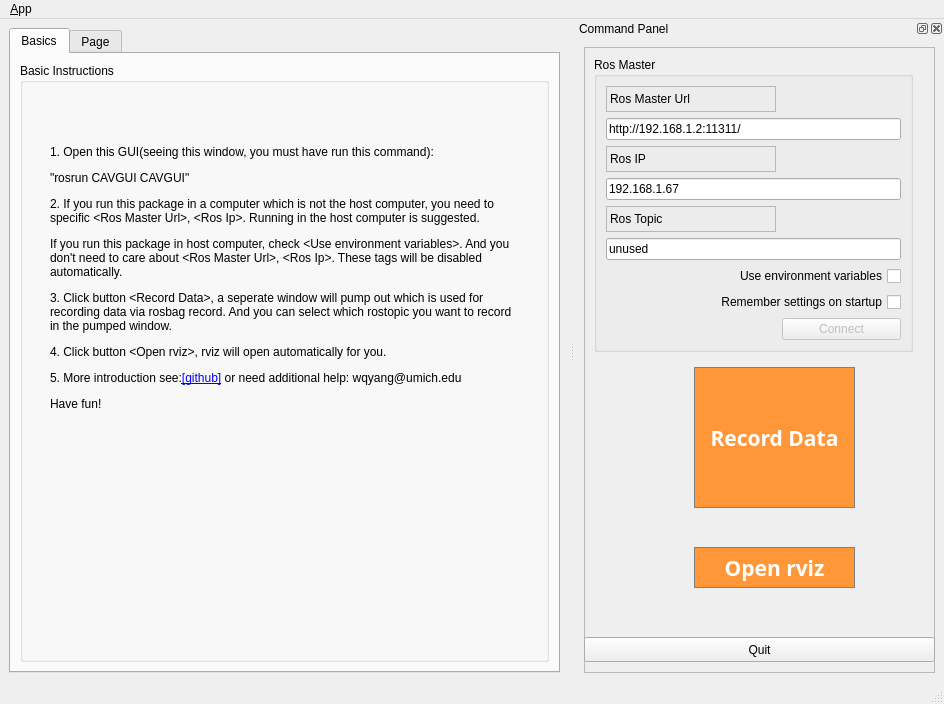
Above: ui/main_window.ui from VinchinYang/GUI_ROS_Plugin_for_Autonomous_Vehicle before the change. Below: the same form after it.
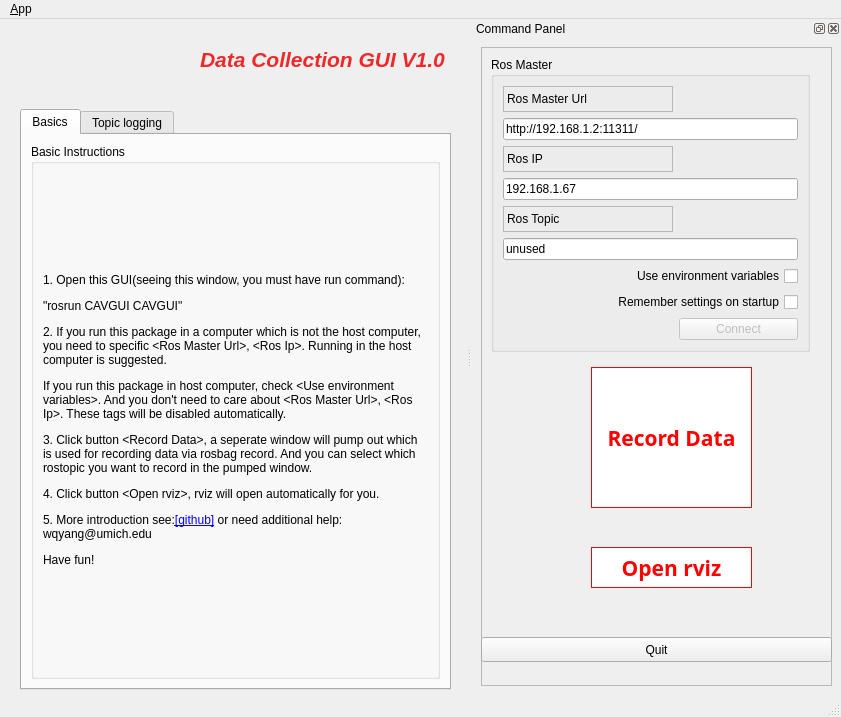
That is the form after the change. Icons and pictures are not drawn.

Patch:
```diff
--- a/ui/main_window.ui
+++ b/ui/main_window.ui
@@ -6,8 +6,8 @@
    <rect>
     <x>0</x>
     <y>0</y>
-    <width>944</width>
-    <height>704</height>
+    <width>841</width>
+    <height>717</height>
    </rect>
   </property>
   <property name="windowTitle">
@@ -21,9 +21,15 @@
    <locale language="English" country="Australia"/>
   </property>
   <widget class="QWidget" name="centralwidget">
-   <layout class="QHBoxLayout">
-    <item>
      <widget class="QTabWidget" name="tab_manager">
+    <property name="geometry">
+     <rect>
+      <x>20</x>
+      <y>90</y>
+      <width>431</width>
+      <height>581</height>
+     </rect>
+    </property>
       <property name="minimumSize">
        <size>
         <width>100</width>
@@ -40,7 +46,7 @@
        <attribute name="title">
         <string>Basics</string>
        </attribute>
-       <layout class="QVBoxLayout" name="verticalLayout_2">
+     <layout class="QVBoxLayout" name="verticalLayout_4">
         <item>
          <widget class="QGroupBox" name="groupBox_12">
           <property name="sizePolicy">
@@ -52,15 +58,9 @@
           <property name="title">
            <string>Basic Instructions</string>
           </property>
+        <layout class="QVBoxLayout" name="verticalLayout_2">
+         <item>
           <widget class="QLabel" name="label_4">
-           <property name="geometry">
-            <rect>
-             <x>30</x>
-             <y>30</y>
-             <width>465</width>
-             <height>371</height>
-            </rect>
-           </property>
            <property name="maximumSize">
             <size>
              <width>16777215</width>
@@ -68,7 +68,7 @@
             </size>
            </property>
            <property name="text">
-            <string>&lt;html&gt;&lt;head/&gt;&lt;body&gt;&lt;p&gt;1. Open this GUI(seeing this window, you must have run this command):&lt;/p&gt;&lt;p&gt;&amp;quot;rosrun CAVGUI CAVGUI&amp;quot;&lt;/p&gt;&lt;p&gt;2. If you run this package in a computer which is not the host computer, you need to specific &amp;lt;Ros Master Url&amp;gt;, &amp;lt;Ros Ip&amp;gt;. Running in the host computer is suggested.&lt;/p&gt;&lt;p&gt;If you run this package in host computer, check &amp;lt;Use environment variables&amp;gt;. And you don't need to care about &amp;lt;Ros Master Url&amp;gt;, &amp;lt;Ros Ip&amp;gt;. These tags will be disabled automatically.&lt;/p&gt;&lt;p&gt;3. Click button &amp;lt;Record Data&amp;gt;, a seperate window will pump out which is used for recording data via rosbag record. And you can select which rostopic you want to record in the pumped window.&lt;/p&gt;&lt;p&gt;4. Click button &amp;lt;Open rviz&amp;gt;, rviz will open automatically for you. &lt;/p&gt;&lt;p&gt;5. More introduction see:&lt;a href=&quot;https://github.com/VinchinYang/GUI_ROS_Plugin_for_Autonomous_Vehicle.git&quot;&gt;&lt;span style=&quot; text-decoration: underline; color:#0000ff;&quot;&gt;[github]&lt;/span&gt;&lt;/a&gt; or need additional help: wqyang@umich.edu&lt;/p&gt;&lt;p&gt;Have fun!&lt;/p&gt;&lt;/body&gt;&lt;/html&gt;</string>
+            <string>&lt;html&gt;&lt;head/&gt;&lt;body&gt;&lt;p&gt;1. Open this GUI(seeing this window, you must have run command):&lt;/p&gt;&lt;p&gt;&amp;quot;rosrun CAVGUI CAVGUI&amp;quot;&lt;/p&gt;&lt;p&gt;2. If you run this package in a computer which is not the host computer, you need to specific &amp;lt;Ros Master Url&amp;gt;, &amp;lt;Ros Ip&amp;gt;. Running in the host computer is suggested.&lt;/p&gt;&lt;p&gt;If you run this package in host computer, check &amp;lt;Use environment variables&amp;gt;. And you don't need to care about &amp;lt;Ros Master Url&amp;gt;, &amp;lt;Ros Ip&amp;gt;. These tags will be disabled automatically.&lt;/p&gt;&lt;p&gt;3. Click button &amp;lt;Record Data&amp;gt;, a seperate window will pump out which is used for recording data via rosbag record. And you can select which rostopic you want to record in the pumped window.&lt;/p&gt;&lt;p&gt;4. Click button &amp;lt;Open rviz&amp;gt;, rviz will open automatically for you. &lt;/p&gt;&lt;p&gt;5. More introduction see:&lt;a href=&quot;https://github.com/VinchinYang/GUI_ROS_Plugin_for_Autonomous_Vehicle.git&quot;&gt;&lt;span style=&quot; text-decoration: underline; color:#0000ff;&quot;&gt;[github]&lt;/span&gt;&lt;/a&gt; or need additional help: wqyang@umich.edu&lt;/p&gt;&lt;p&gt;Have fun!&lt;/p&gt;&lt;/body&gt;&lt;/html&gt;</string>
            </property>
            <property name="textFormat">
             <enum>Qt::RichText</enum>
@@ -77,35 +77,72 @@
             <bool>true</bool>
            </property>
           </widget>
+         </item>
+        </layout>
          </widget>
         </item>
        </layout>
       </widget>
       <widget class="QWidget" name="tab">
        <attribute name="title">
-        <string>Page</string>
-       </attribute>
-       <widget class="QListView" name="view_logging">
-        <property name="geometry">
-         <rect>
-          <x>20</x>
-          <y>10</y>
-          <width>511</width>
-          <height>221</height>
-         </rect>
-        </property>
-       </widget>
-      </widget>
-     </widget>
-    </item>
-   </layout>
+      <string>Topic logging</string>
+     </attribute>
+     <layout class="QVBoxLayout" name="verticalLayout_3">
+      <item>
+       <widget class="QListView" name="view_logging"/>
+      </item>
+     </layout>
+    </widget>
+   </widget>
+   <widget class="QLabel" name="label_logo">
+    <property name="geometry">
+     <rect>
+      <x>10</x>
+      <y>10</y>
+      <width>181</width>
+      <height>71</height>
+     </rect>
+    </property>
+    <property name="font">
+     <font>
+      <family>Ubuntu</family>
+      <weight>75</weight>
+      <bold>true</bold>
+     </font>
+    </property>
+    <property name="text">
+     <string/>
+    </property>
+    <property name="textFormat">
+     <enum>Qt::AutoText</enum>
+    </property>
+    <property name="pixmap">
+     <pixmap resource="../resources/images.qrc">:/images/desologo.png</pixmap>
+    </property>
+    <property name="scaledContents">
+     <bool>true</bool>
+    </property>
+   </widget>
+   <widget class="QLabel" name="label_5">
+    <property name="geometry">
+     <rect>
+      <x>200</x>
+      <y>20</y>
+      <width>261</width>
+      <height>41</height>
+     </rect>
+    </property>
+    <property name="text">
+     <string>&lt;html&gt;&lt;head/&gt;&lt;body&gt;&lt;p&gt;&lt;span style=&quot; font-size:16pt; font-weight:600; font-style:italic; color:#ef2929;&quot;&gt;Data Collection GUI V1.0&lt;/span&gt;&lt;/p&gt;&lt;/body&gt;&lt;/html&gt;</string>
+    </property>
+   </widget>
   </widget>
   <widget class="QMenuBar" name="menubar">
    <property name="geometry">
     <rect>
      <x>0</x>
      <y>0</y>
-     <width>944</width>
+     <width>841</width>
      <height>22</height>
     </rect>
    </property>
@@ -312,11 +349,11 @@
          </font>
         </property>
         <property name="styleSheet">
-         <string notr="true">/* (Orange buttons) Operations Buttons Stylesheet */
+         <string notr="true">/* (Orange buttons) Operations Buttons Stylesheetrgb(255, 151, 57) */
 QPushButton {
-  background-color: rgb(255, 151, 57);
-  color: white; 
-  border: 1px solid gray;
+  background-color: rgb(255, 255, 255);
+  color: red; 
+  border: 1px solid red;
 }
 
 QPushButton:pressed {
@@ -353,11 +390,11 @@
          <cursorShape>ArrowCursor</cursorShape>
         </property>
         <property name="styleSheet">
-         <string notr="true">/* (Orange buttons) Operations Buttons Stylesheet */
+         <string notr="true">/* (Orange buttons) Operations Buttons Stylesheetrgb(255, 151, 57) */
 QPushButton {
-  background-color: rgb(255, 151, 57);
-  color: white; 
-  border: 1px solid gray;
+  background-color: rgb(255, 255, 255);
+  color: red; 
+  border: 1px solid red;
 }
 
 QPushButton:pressed {
```
Left out of the diff: 11 changed lines with no effect on the pictures. Lines whose indentation alone changed are shown as unchanged.
